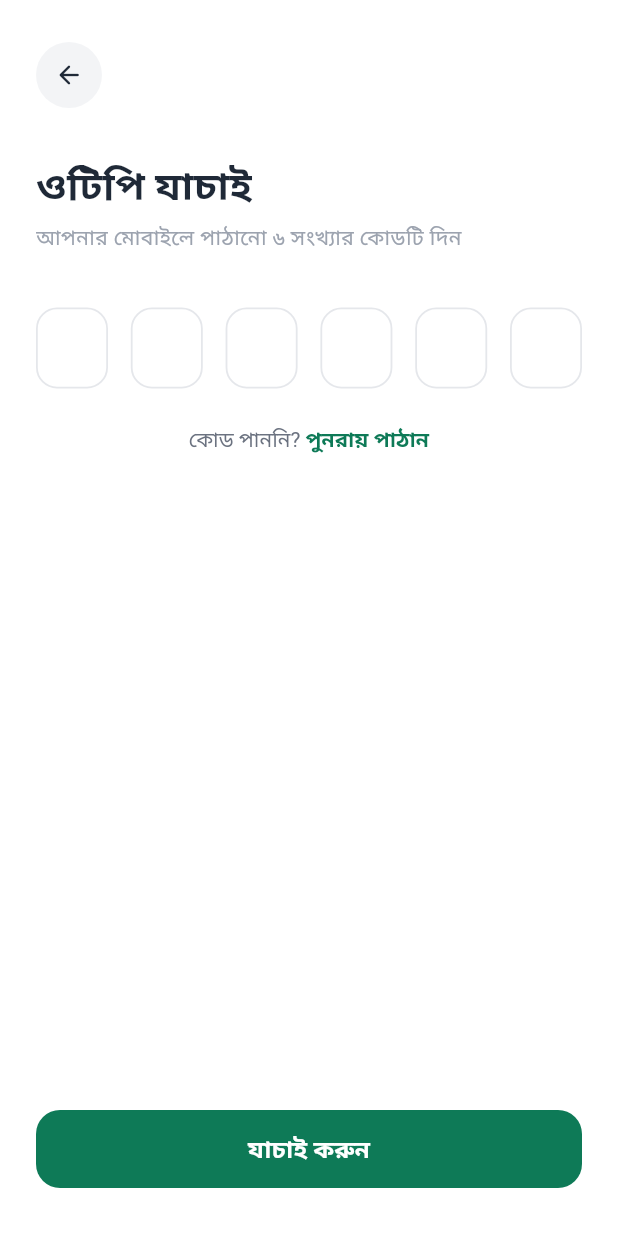
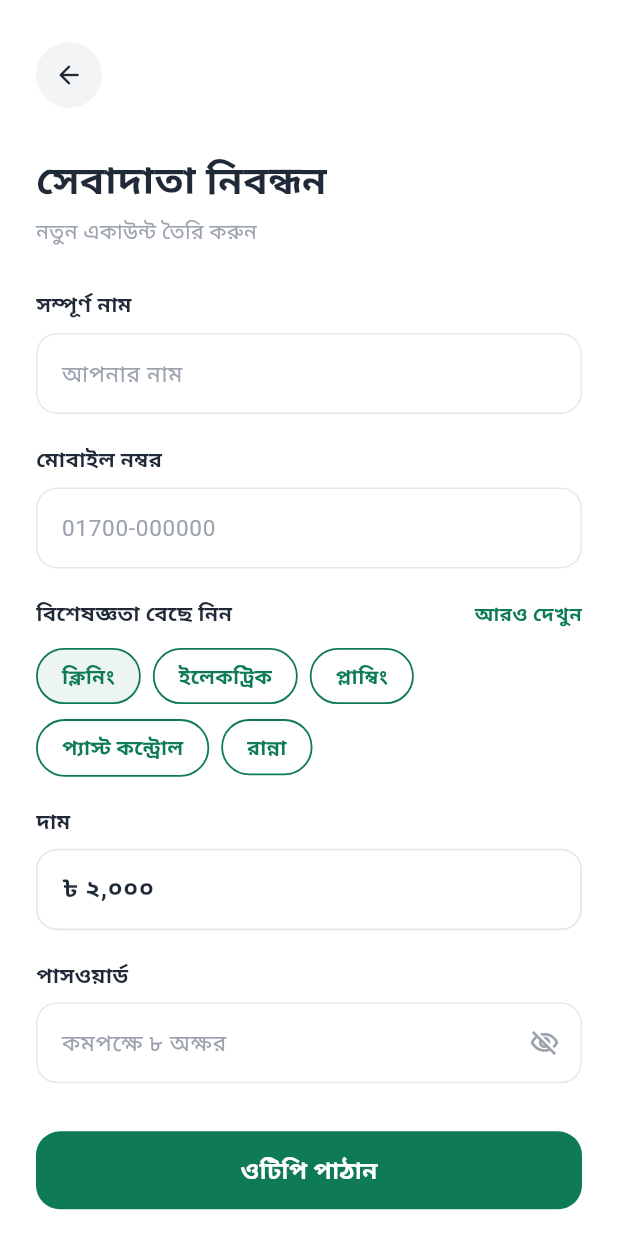
Before and after one commit to sesakilhossen302/C--Service, a Flutter app: the OtpScreen screen opened by its route, after a tap on "যাচাই করুন", on a phone screen of 412 x 824 dp. Run offline on Flutter 3.47's test engine with Material 3 defaults, Android fonts, the phone set to English and light mode, and no system bars.

Commit message:
feat: implement onboarding, OTP verification, and service provider signup flow with state controllers

```diff
--- a/lib/Core/AppRoute/app_route.dart
+++ b/lib/Core/AppRoute/app_route.dart
@@ -3,6 +3,7 @@ import '../../View/Screen/ForgotPasswordScreen/forgot_password_screen.dart';
 import '../../View/Screen/LoginScreen/login_screen.dart';
 import '../../View/Screen/OnbordingScreen/onbording_screen.dart';
 import '../../View/Screen/OtpScreen/otp_screen.dart';
+import '../../View/Screen/ServiceProviderSignupScreen/service_provider_signup_screen.dart';
 import '../../View/Screen/SignupScreen/signup_screen.dart';
 import '../../View/Screen/SplashScreen/splash_screen.dart';
 
@@ -11,6 +12,7 @@ class AppRoute {
   static const String onbordingScreen = '/onbording_screen';
   static const String loginScreen = '/login_screen';
   static const String signupScreen = '/signup_screen';
+  static const String serviceProviderSignupScreen = '/service_provider_signup_screen';
   static const String forgotPasswordScreen = '/forgot_password_screen';
   static const String otpScreen = '/otp_screen';
 
@@ -19,6 +21,7 @@ class AppRoute {
     onbordingScreen: (context) => const OnbordingScreen(),
     loginScreen: (context) => const LoginScreen(),
     signupScreen: (context) => const SignupScreen(),
+    serviceProviderSignupScreen: (context) => const ServiceProviderSignupScreen(),
     forgotPasswordScreen: (context) => const ForgotPasswordScreen(),
     otpScreen: (context) => const OtpScreen(),
   };
--- a/lib/Utils/StaticString/static_string.dart
+++ b/lib/Utils/StaticString/static_string.dart
@@ -66,4 +66,18 @@ class StaticString {
   static const String didntGetCode = 'কোড পাননি? ';
   static const String resendCode = 'পুনরায় পাঠান';
   static const String verify = 'যাচাই করুন';
+
+  // Service Provider Registration Strings
+  static const String serviceProviderTitle = 'সেবাদাতা নিবন্ধন';
+  static const String expertiseLabel = 'বিশেষজ্ঞতা বেছে নিন';
+  static const String seeMore = 'আরও দেখুন';
+  static const String priceLabel = 'দাম';
+  static const String priceHint = '৳ ২,০০০';
+
+  // Expertise Categories
+  static const String expCleaning = 'ক্লিনিং';
+  static const String expElectric = 'ইলেকট্রিক';
+  static const String expPlumbing = 'প্লাম্বিং';
+  static const String expPestControl = 'প্যাস্ট কন্ট্রোল';
+  static const String expCooking = 'রান্না';
 }
--- a/lib/View/Screen/OnbordingScreen/Controller/onbording_controller.dart
+++ b/lib/View/Screen/OnbordingScreen/Controller/onbording_controller.dart
@@ -11,7 +11,7 @@ class OnbordingController {
   }
 
   void onServiceProviderLoginPressed(BuildContext context) {
-    Navigator.pushNamed(context, AppRoute.loginScreen);
+    Navigator.pushNamed(context, AppRoute.serviceProviderSignupScreen);
   }
 
   void onExploreNowPressed(BuildContext context) {
--- a/lib/View/Screen/OtpScreen/Controller/otp_controller.dart
+++ b/lib/View/Screen/OtpScreen/Controller/otp_controller.dart
@@ -1,4 +1,5 @@
 import 'package:flutter/material.dart';
+import '../../../../Core/AppRoute/app_route.dart';
 
 class OtpController {
   final List<TextEditingController> otpControllers = List.generate(
@@ -23,7 +24,8 @@ class OtpController {
   }
 
   void onVerifyPressed(BuildContext context) {
-    // Handle verify OTP code
+    // Navigate to Service Provider Registration Screen
+    Navigator.pushNamed(context, AppRoute.serviceProviderSignupScreen);
   }
 
   void dispose() {
--- /dev/null
+++ b/lib/View/Screen/ServiceProviderSignupScreen/Controller/service_provider_signup_controller.dart
@@ -0,0 +1,42 @@
+import 'package:flutter/material.dart';
+import '../../../../Core/AppRoute/app_route.dart';
+
+class ServiceProviderSignupController {
+  final nameController = TextEditingController();
+  final phoneController = TextEditingController();
+  final priceController = TextEditingController(text: '৳ ২,০০০');
+  final passwordController = TextEditingController();
+
+  bool isPasswordVisible = false;
+  final Set<String> selectedExpertise = {'ক্লিনিং'};
+
+  void togglePasswordVisibility(VoidCallback updateState) {
+    isPasswordVisible = !isPasswordVisible;
+    updateState();
+  }
+
+  void toggleExpertise(String expertise, VoidCallback updateState) {
+    if (selectedExpertise.contains(expertise)) {
+      selectedExpertise.remove(expertise);
+    } else {
+      selectedExpertise.add(expertise);
+    }
+    updateState();
+  }
+
+  void onSendOtpPressed(BuildContext context) {
+    // Navigate to OTP page
+    Navigator.pushNamed(context, AppRoute.otpScreen, arguments: {'isServiceProvider': true});
+  }
+
+  void onSeeMorePressed() {
+    // Show more expertise options modal/sheet
+  }
+
+  void dispose() {
+    nameController.dispose();
+    phoneController.dispose();
+    priceController.dispose();
+    passwordController.dispose();
+  }
+}
--- /dev/null
+++ b/lib/View/Screen/ServiceProviderSignupScreen/service_provider_signup_screen.dart
@@ -0,0 +1,355 @@
+import 'package:flutter/gestures.dart';
+import 'package:flutter/material.dart';
+import '../../../Core/AppRoute/app_route.dart';
+import '../../../Utils/AppColors/app_colors.dart';
+import '../../../Utils/StaticString/static_string.dart';
+import '../../Widgegt/CustomBackButton/custom_back_button.dart';
+import 'Controller/service_provider_signup_controller.dart';
+
+class ServiceProviderSignupScreen extends StatefulWidget {
+  const ServiceProviderSignupScreen({super.key});
+
+  @override
+  State<ServiceProviderSignupScreen> createState() => _ServiceProviderSignupScreenState();
+}
+
+class _ServiceProviderSignupScreenState extends State<ServiceProviderSignupScreen> {
+  late final ServiceProviderSignupController _controller;
+
+  final List<String> expertiseList = [
+    StaticString.expCleaning,
+    StaticString.expElectric,
+    StaticString.expPlumbing,
+    StaticString.expPestControl,
+    StaticString.expCooking,
+  ];
+
+  @override
+  void initState() {
+    super.initState();
+    _controller = ServiceProviderSignupController();
+  }
+
+  @override
+  void dispose() {
+    _controller.dispose();
+    super.dispose();
+  }
+
+  @override
+  Widget build(BuildContext context) {
+    return Scaffold(
+      backgroundColor: Colors.white,
+      body: SafeArea(
+        child: SingleChildScrollView(
+          padding: const EdgeInsets.symmetric(horizontal: 24.0, vertical: 16.0),
+          child: Column(
+            crossAxisAlignment: CrossAxisAlignment.start,
+            children: [
+              const SizedBox(height: 12),
+
+              // Custom Circular Back Button
+              const CustomBackButton(),
+
+              const SizedBox(height: 28),
+
+              // Header Title & Subtitle
+              const Text(
+                StaticString.serviceProviderTitle,
+                style: TextStyle(
+                  fontSize: 26,
+                  fontWeight: FontWeight.bold,
+                  color: AppColors.textColor,
+                ),
+              ),
+              const SizedBox(height: 6),
+              const Text(
+                StaticString.signupSubTitle,
+                style: TextStyle(
+                  fontSize: 14,
+                  fontWeight: FontWeight.w400,
+                  color: AppColors.textLightGrey,
+                ),
+              ),
+
+              const SizedBox(height: 28),
+
+              // Field 1: Full Name Label & Input
+              const Text(
+                StaticString.fullNameLabel,
+                style: TextStyle(
+                  fontSize: 14,
+                  fontWeight: FontWeight.w600,
+                  color: AppColors.textColor,
+                ),
+              ),
+              const SizedBox(height: 8),
+              Container(
+                decoration: BoxDecoration(
+                  color: Colors.white,
+                  borderRadius: BorderRadius.circular(14),
+                  border: Border.all(color: AppColors.cardBorder, width: 1),
+                ),
+                child: TextField(
+                  controller: _controller.nameController,
+                  keyboardType: TextInputType.name,
+                  decoration: const InputDecoration(
+                    hintText: StaticString.fullNameHint,
+                    hintStyle: TextStyle(
+                      color: AppColors.textLightGrey,
+                      fontSize: 15,
+                    ),
+                    contentPadding: EdgeInsets.symmetric(horizontal: 16, vertical: 14),
+                    border: InputBorder.none,
+                  ),
+                ),
+              ),
+
+              const SizedBox(height: 20),
+
+              // Field 2: Mobile Number Label & Input
+              const Text(
+                StaticString.mobileLabel,
+                style: TextStyle(
+                  fontSize: 14,
+                  fontWeight: FontWeight.w600,
+                  color: AppColors.textColor,
+                ),
+              ),
+              const SizedBox(height: 8),
+              Container(
+                decoration: BoxDecoration(
+                  color: Colors.white,
+                  borderRadius: BorderRadius.circular(14),
+                  border: Border.all(color: AppColors.cardBorder, width: 1),
+                ),
+                child: TextField(
+                  controller: _controller.phoneController,
+                  keyboardType: TextInputType.phone,
+                  decoration: const InputDecoration(
+                    hintText: StaticString.mobileHint,
+                    hintStyle: TextStyle(
+                      color: AppColors.textLightGrey,
+                      fontSize: 15,
+                    ),
+                    contentPadding: EdgeInsets.symmetric(horizontal: 16, vertical: 14),
+                    border: InputBorder.none,
+                  ),
+                ),
+              ),
+
+              const SizedBox(height: 20),
+
+              // Field 3: Expertise Label & See More Link
+              Row(
+                mainAxisAlignment: MainAxisAlignment.spaceBetween,
+                children: [
+                  const Text(
+                    StaticString.expertiseLabel,
+                    style: TextStyle(
+                      fontSize: 14,
+                      fontWeight: FontWeight.w600,
+                      color: AppColors.textColor,
+                    ),
+                  ),
+                  GestureDetector(
+                    onTap: _controller.onSeeMorePressed,
+                    child: const Text(
+                      StaticString.seeMore,
+                      style: TextStyle(
+                        fontSize: 13,
+                        fontWeight: FontWeight.bold,
+                        color: AppColors.primaryColor,
+                      ),
+                    ),
+                  ),
+                ],
+              ),
+              const SizedBox(height: 12),
+
+              // Expertise Chips Wrap
+              Wrap(
+                spacing: 8.0,
+                runSpacing: 10.0,
+                children: expertiseList.map((item) {
+                  final isSelected = _controller.selectedExpertise.contains(item);
+                  return GestureDetector(
+                    onTap: () {
+                      _controller.toggleExpertise(item, () {
+                        setState(() {});
+                      });
+                    },
+                    child: Container(
+                      padding: const EdgeInsets.symmetric(horizontal: 16, vertical: 8),
+                      decoration: BoxDecoration(
+                        color: isSelected
+                            ? AppColors.primaryColor.withAlpha(20)
+                            : Colors.white,
+                        borderRadius: BorderRadius.circular(20),
+                        border: Border.all(
+                          color: AppColors.primaryColor,
+                          width: 1.2,
+                        ),
+                      ),
+                      child: Text(
+                        item,
+                        style: const TextStyle(
+                          fontSize: 13.5,
+                          fontWeight: FontWeight.w600,
+                          color: AppColors.primaryColor,
+                        ),
+                      ),
+                    ),
+                  );
+                }).toList(),
+              ),
+
+              const SizedBox(height: 20),
+
+              // Field 4: Price Label & Input
+              const Text(
+                StaticString.priceLabel,
+                style: TextStyle(
+                  fontSize: 14,
+                  fontWeight: FontWeight.w600,
+                  color: AppColors.textColor,
+                ),
+              ),
+              const SizedBox(height: 8),
+              Container(
+                decoration: BoxDecoration(
+                  color: Colors.white,
+                  borderRadius: BorderRadius.circular(14),
+                  border: Border.all(color: AppColors.cardBorder, width: 1.2),
+                ),
+                child: TextField(
+                  controller: _controller.priceController,
+                  keyboardType: TextInputType.number,
+                  style: const TextStyle(
+                    fontSize: 16,
+                    fontWeight: FontWeight.bold,
+                    color: AppColors.textColor,
+                  ),
+                  decoration: const InputDecoration(
+                    hintText: StaticString.priceHint,
+                    hintStyle: TextStyle(
+                      color: AppColors.textLightGrey,
+                      fontSize: 15,
+                    ),
+                    contentPadding: EdgeInsets.symmetric(horizontal: 16, vertical: 14),
+                    border: InputBorder.none,
+                  ),
+                ),
+              ),
+
+              const SizedBox(height: 20),
+
+              // Field 5: Password Label & Input
+              const Text(
+                StaticString.passwordLabel,
+                style: TextStyle(
+                  fontSize: 14,
+                  fontWeight: FontWeight.w600,
+                  color: AppColors.textColor,
+                ),
+              ),
+              const SizedBox(height: 8),
+              Container(
+                decoration: BoxDecoration(
+                  color: Colors.white,
+                  borderRadius: BorderRadius.circular(14),
+                  border: Border.all(color: AppColors.cardBorder, width: 1),
+                ),
+                child: TextField(
+                  controller: _controller.passwordController,
+                  obscureText: !_controller.isPasswordVisible,
+                  decoration: InputDecoration(
+                    hintText: StaticString.passwordSignupHint,
+                    hintStyle: const TextStyle(
+                      color: AppColors.textLightGrey,
+                      fontSize: 15,
+                    ),
+                    contentPadding: const EdgeInsets.symmetric(horizontal: 16, vertical: 14),
+                    border: InputBorder.none,
+                    suffixIcon: IconButton(
+                      icon: Icon(
+                        _controller.isPasswordVisible
+                            ? Icons.visibility_outlined
+                            : Icons.visibility_off_outlined,
+                        color: AppColors.textLightGrey,
+                        size: 20,
+                      ),
+                      onPressed: () {
+                        _controller.togglePasswordVisibility(() {
+                          setState(() {});
+                        });
+                      },
+                    ),
+                  ),
+                ),
+              ),
+
+              const SizedBox(height: 32),
+
+              // Send OTP Action Button
+              SizedBox(
+                width: double.infinity,
+                height: 52,
+                child: ElevatedButton(
+                  onPressed: () => _controller.onSendOtpPressed(context),
+                  style: ElevatedButton.styleFrom(
+                    backgroundColor: AppColors.primaryColor,
+                    foregroundColor: AppColors.white,
+                    elevation: 0,
+                    shape: RoundedRectangleBorder(
+                      borderRadius: BorderRadius.circular(16),
+                    ),
+                  ),
+                  child: const Text(
+                    StaticString.sendOtp,
+                    style: TextStyle(
+                      fontSize: 16,
+                      fontWeight: FontWeight.bold,
+                    ),
+                  ),
+                ),
+              ),
+
+              const SizedBox(height: 20),
+
+              // Already have account? Login link
+              Center(
+                child: RichText(
+                  text: TextSpan(
+                    text: StaticString.alreadyHaveAccount,
+                    style: const TextStyle(
+                      fontSize: 14,
+                      color: AppColors.textGrey,
+                      fontWeight: FontWeight.w400,
+                    ),
+                    children: [
+                      TextSpan(
+                        text: StaticString.login,
+                        style: const TextStyle(
+                          fontSize: 14,
+                          color: AppColors.primaryColor,
+                          fontWeight: FontWeight.bold,
+                        ),
+                        recognizer: TapGestureRecognizer()
+                          ..onTap = () {
+                            Navigator.pushNamed(context, AppRoute.loginScreen);
+                          },
+                      ),
+                    ],
+                  ),
+                ),
+              ),
+
+              const SizedBox(height: 16),
+            ],
+          ),
+        ),
+      ),
+    );
+  }
+}
```
